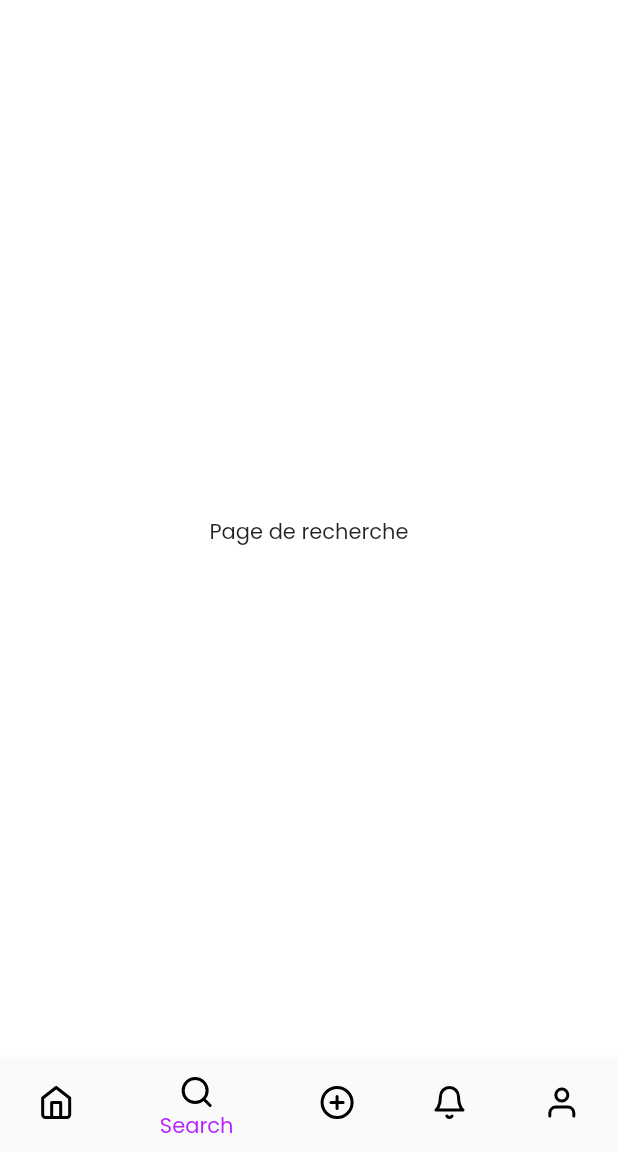
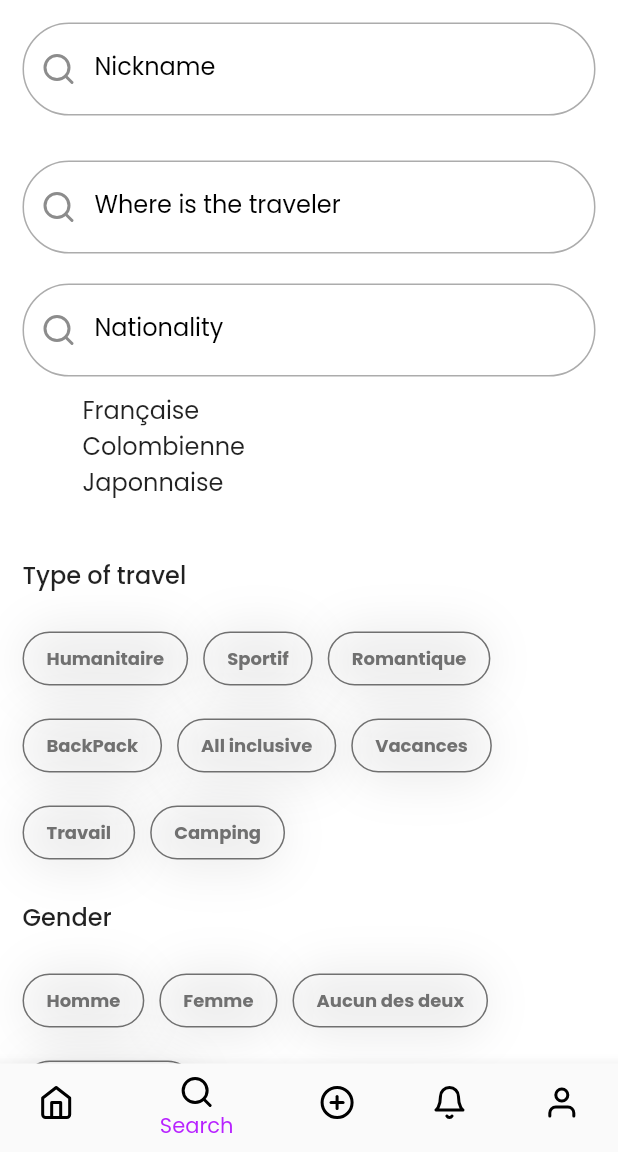
Before and after one commit to BacksLove/Waaa, a Flutter app: the screen it shows after launch, item 2 of the bottom bar chosen, on a phone screen of 412 x 824 dp, the part 84-1236 px from its top. Run offline on Flutter 3.47's test engine with Material 2 defaults, Android fonts, the light colour scheme and no system bars; drawn by our look-alikes of group_button; our stand-ins replace another_flushbar, bloc, country_picker, equatable, flutter_bloc, flutter_datetime_picker and 11 more; missing offline and left inert: amplify_api, amplify_auth_cognito, amplify_flutter, amplify_storage_s3, aws_common; generated files the repository leaves out were written again; network calls fail; project files that could hold a hidden picture were left out.

Commit message:
SearchPage visuel fait

```diff
--- a/lib/component/form_textfield.dart
+++ b/lib/component/form_textfield.dart
@@ -6,13 +6,15 @@ class WaaaTextField extends StatelessWidget {
     super.key,
     required this.controller,
     required this.label,
-    this.icondata,
+    this.leadingIcon,
+    this.suffixIcon,
     this.isColored = false,
   });
 
   final TextEditingController controller;
   final String label;
-  final IconData? icondata;
+  final IconData? leadingIcon;
+  final IconData? suffixIcon;
   final bool isColored;
 
   @override
@@ -20,7 +22,8 @@ class WaaaTextField extends StatelessWidget {
     return TextFormField(
       controller: controller,
       decoration: InputDecoration(
-        suffixIcon: (icondata != null) ? Icon(icondata) : null,
+        prefixIcon: (leadingIcon != null) ? Icon(leadingIcon) : null,
+        suffixIcon: (suffixIcon != null) ? Icon(suffixIcon) : null,
         labelText: label,
         labelStyle: const TextStyle(
           color: Colors.black,
--- /dev/null
+++ b/lib/component/groupbutton_list.dart
@@ -0,0 +1,48 @@
+import 'package:flutter/material.dart';
+import 'package:group_button/group_button.dart';
+import 'package:waaa/core/theme/text_styles.dart';
+
+import '../core/constants/spacer.dart';
+import '../core/theme/common_widget/group_button_style.dart';
+import '../core/util/localized.dart';
+
+// ignore: must_be_immutable
+class WaaaGroupButton extends StatelessWidget {
+  WaaaGroupButton({
+    super.key,
+    required this.groupController,
+    required this.list,
+    this.title,
+  });
+
+  final GroupButtonController groupController;
+  final List<String> list;
+  String? title;
+
+  @override
+  Widget build(BuildContext context) {
+    return Column(
+      crossAxisAlignment: CrossAxisAlignment.start,
+      children: [
+        if (title != null) ...{
+          Text(
+            title!,
+            style: semiBoldTextStyle16,
+          ),
+          vSpace20,
+        },
+        SizedBox(
+          width: MediaQuery.of(context).size.width,
+          child: GroupButton(
+            controller: groupController,
+            isRadio: false,
+            options: groupButtonOptions,
+            buttons: list,
+            onSelected: (val, i, selected) =>
+                debugPrint('Button: $val index: $i $selected'),
+          ),
+        ),
+      ],
+    );
+  }
+}
--- a/lib/core/l10n/waaa_en.arb
+++ b/lib/core/l10n/waaa_en.arb
@@ -353,5 +353,7 @@
     "language_error": "Something went wrong when selecting a language",
     "photo_empty": "You have to choose a photo",
     "photo_error": "Something went wrong when selecting a photo",
-    "conditions_not_checked": "You have to accept the conditions and terms"
+    "conditions_not_checked": "You have to accept the conditions and terms",
+    "where_is_the_traveler": "Where is the traveler",
+    "age": "Age"
   }
--- a/lib/core/l10n/waaa_fr.arb
+++ b/lib/core/l10n/waaa_fr.arb
@@ -353,5 +353,7 @@
     "language_error": "Une erreur est survenue lors de la sélection de la langue",
     "photo_empty": "Vous devez choisir une photo de profil",
     "photo_error": "Une erreur est survenue lors de la sélection d'une ou des photo(s)",
-    "conditions_not_checked": "Vous devez accepter les conditions générales"
+    "conditions_not_checked": "Vous devez accepter les conditions générales",
+    "where_is_the_traveler": "Où est le voyageur",
+    "age": "Âge"
   }
--- /dev/null
+++ b/lib/core/util/mocks/gender.dart
@@ -0,0 +1,6 @@
+final List<String> mockGender = [
+  "Homme",
+  "Femme",
+  "Aucun des deux",
+  "Tous les deux",
+];
--- /dev/null
+++ b/lib/core/util/mocks/travels.dart
@@ -0,0 +1,10 @@
+final List<String> mockTravelType = [
+  "Humanitaire",
+  "Sportif",
+  "Romantique",
+  "BackPack",
+  "All inclusive",
+  "Vacances",
+  "Travail",
+  "Camping",
+];
--- a/lib/features/events/presentation/pages/create_event_two_page.dart
+++ b/lib/features/events/presentation/pages/create_event_two_page.dart
@@ -11,7 +11,7 @@ import '../../../../core/theme/text_styles.dart';
 import '../../../../core/util/localized.dart';
 import '../../../../core/util/mocks/users.dart';
 import '../../../users/domain/entities/user_entity.dart';
-import '../manager/bloc/event_detail_bloc.dart';
+import '../manager/bloc/create_event_bloc.dart';
 
 class CreateEventTwoPage extends StatelessWidget {
   const CreateEventTwoPage({super.key});
@@ -48,7 +48,7 @@ class CreateEventPartTwo extends StatelessWidget {
 
   @override
   Widget build(BuildContext context) {
-    final EventDetailBloc eventDetailBloc = di.sl<EventDetailBloc>();
+    final CreateEventBloc createEventBloc = di.sl<CreateEventBloc>();
 
     TextEditingController descriptionController = TextEditingController();
     List<User> coorganizers = [];
@@ -56,7 +56,7 @@ class CreateEventPartTwo extends StatelessWidget {
     bool isVisible = true;
     bool guestCanInvite = true;
 
-    return BlocBuilder<EventDetailBloc, EventDetailState>(
+    return BlocBuilder<CreateEventBloc, CreateEventState>(
       builder: (context, state) {
         return Column(
           mainAxisAlignment: MainAxisAlignment.start,
--- a/lib/features/events/presentation/pages/event_detail_page.dart
+++ b/lib/features/events/presentation/pages/event_detail_page.dart
@@ -89,7 +89,7 @@ class EditEvent extends StatelessWidget {
               WaaaTextField(
                 controller: titleController,
                 label: localized(context).name_of_the_event,
-                icondata: FeatherIcons.mapPin,
+                suffixIcon: FeatherIcons.mapPin,
               ),
               vSpace20,
               WaaaDatePicker(
--- a/lib/features/home/presentation/pages/search_page.dart
+++ b/lib/features/home/presentation/pages/search_page.dart
@@ -1,4 +1,16 @@
 import 'package:flutter/material.dart';
+import 'package:flutter_feather_icons/flutter_feather_icons.dart';
+import 'package:group_button/group_button.dart';
+import 'package:waaa/component/form_textfield.dart';
+import 'package:waaa/component/groupbutton_list.dart';
+import 'package:waaa/core/constants/spacer.dart';
+import 'package:waaa/core/theme/common_widget/button.dart';
+import 'package:waaa/core/theme/text_styles.dart';
+import 'package:waaa/core/util/localized.dart';
+import 'package:waaa/core/util/mocks/gender.dart';
+import 'package:waaa/core/util/mocks/travels.dart';
+
+import '../../../../core/theme/common_widget/group_button_style.dart';
 
 class SearchPage extends StatefulWidget {
   const SearchPage({super.key});
@@ -10,8 +22,124 @@ class SearchPage extends StatefulWidget {
 class _SearchPageState extends State<SearchPage> {
   @override
   Widget build(BuildContext context) {
-    return const Center(
-      child: Text("Page de recherche"),
+    TextEditingController titleController = TextEditingController();
+    TextEditingController localisationController = TextEditingController();
+    TextEditingController nationalityController = TextEditingController();
+    GroupButtonController travelTypeController = GroupButtonController();
+    GroupButtonController genderController = GroupButtonController();
+
+    return Scaffold(
+      body: SingleChildScrollView(
+        padding: const EdgeInsets.all(15.0),
+        child: Column(
+          children: [
+            WaaaTextField(
+              controller: titleController,
+              label: localized(context).nickname,
+              leadingIcon: FeatherIcons.search,
+            ),
+            vSpace30,
+            WaaaTextField(
+              controller: localisationController,
+              label: localized(context).where_is_the_traveler,
+              leadingIcon: FeatherIcons.search,
+            ),
+            vSpace20,
+            WaaaTextField(
+              controller: nationalityController,
+              label: localized(context).nationality,
+              leadingIcon: FeatherIcons.search,
+            ),
+            const ShowSelectedNationality(
+              nationalities: ["Française", "Colombienne", "Japonnaise"],
+            ),
+            vSpace20,
+            WaaaGroupButton(
+              groupController: travelTypeController,
+              list: mockTravelType,
+              title: localized(context).type_of_travel,
+            ),
+            vSpace20,
+            WaaaGroupButton(
+              groupController: genderController,
+              list: mockGender,
+              title: localized(context).gender,
+            ),
+            vSpace20,
+            const WaaaRangeSlider(),
+            vSpace20,
+            SizedBox(
+              height: 50,
+              child: ElevatedButton(
+                onPressed: () {},
+                style: primaryButton,
+                child: Text(
+                  localized(context).search,
+                  style: regularTextStyle16,
+                ),
+              ),
+            ),
+          ],
+        ),
+      ),
     );
   }
 }
+
+class ShowSelectedNationality extends StatelessWidget {
+  const ShowSelectedNationality({super.key, required this.nationalities});
+
+  final List<String> nationalities;
+
+  @override
+  Widget build(BuildContext context) {
+    return Container(
+      height: 100,
+      padding: const EdgeInsets.only(left: 40, top: 10),
+      child: ListView.builder(
+        itemCount: nationalities.length,
+        itemBuilder: (_, index) {
+          return Text(
+            nationalities[index],
+            style: regularTextStyle16,
+          );
+        },
+      ),
+    );
+  }
+}
+
+class WaaaRangeSlider extends StatefulWidget {
+  const WaaaRangeSlider({super.key});
+
+  @override
+  State<WaaaRangeSlider> createState() => _WaaaRangeSliderState();
+}
+
+class _WaaaRangeSliderState extends State<WaaaRangeSlider> {
+  RangeValues range = const RangeValues(22, 80);
+
+  @override
+  Widget build(BuildContext context) {
+    return Column(
+      crossAxisAlignment: CrossAxisAlignment.start,
+      children: [
+        Text(
+          localized(context).age,
+          style: semiBoldTextStyle16,
+        ),
+        vSpace20,
+        RangeSlider(
+          values: range,
+          min: 0,
+          max: 100,
+          onChanged: (value) {
+            setState(() {
+              range = value;
+            });
+          },
+        ),
+      ],
+    );
+  }
+}
--- a/lib/injection_container.dart
+++ b/lib/injection_container.dart
@@ -17,7 +17,7 @@ import 'package:waaa/features/events/data/repositories/event_repository_impl.dar
 import 'package:waaa/features/events/domain/repositories/event_repository.dart';
 import 'package:waaa/features/events/domain/use_cases/get_events_by_user_id.dart';
 import 'package:waaa/features/events/domain/use_cases/get_waaa_events.dart';
-import 'package:waaa/features/events/presentation/manager/bloc/event_detail_bloc.dart';
+import 'package:waaa/features/events/presentation/manager/bloc/create_event_bloc.dart';
 import 'package:waaa/features/hobbies/data/data_sources/hobbies_remote_data_source.dart';
 import 'package:waaa/features/hobbies/data/repositories/hobbies_repository_impl.dart';
 import 'package:waaa/features/hobbies/domain/repositories/hobbies_repository.dart';
@@ -94,7 +94,7 @@ Future<void> init() async {
 
   //! Events
   // Bloc
-  sl.registerLazySingleton<EventDetailBloc>(() => EventDetailBloc());
+  sl.registerLazySingleton<CreateEventBloc>(() => CreateEventBloc());
 
   // Use cases
   sl.registerLazySingleton<GetEventsByUserId>(() => GetEventsByUserId(sl()));
```
Also changed, not shown: lib/features/events/presentation/manager/bloc/create_event_bloc.dart (renamed from lib/features/events/presentation/manager/bloc/event_detail_bloc.dart, +7 -7 lines), lib/features/events/presentation/manager/bloc/create_event_event.dart (renamed from lib/features/events/presentation/manager/bloc/event_detail_event.dart, +6 -6 lines), lib/features/events/presentation/manager/bloc/create_event_state.dart (renamed from lib/features/events/presentation/manager/bloc/event_detail_state.dart, +6 -6 lines), lib/features/events/presentation/pages/create_event_page.dart (+9 -9 lines).
